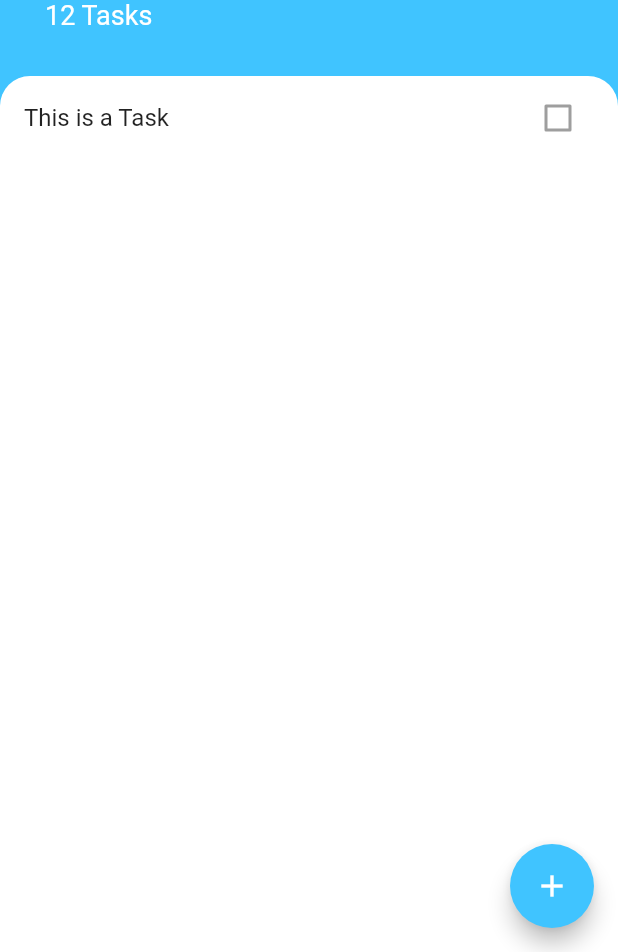
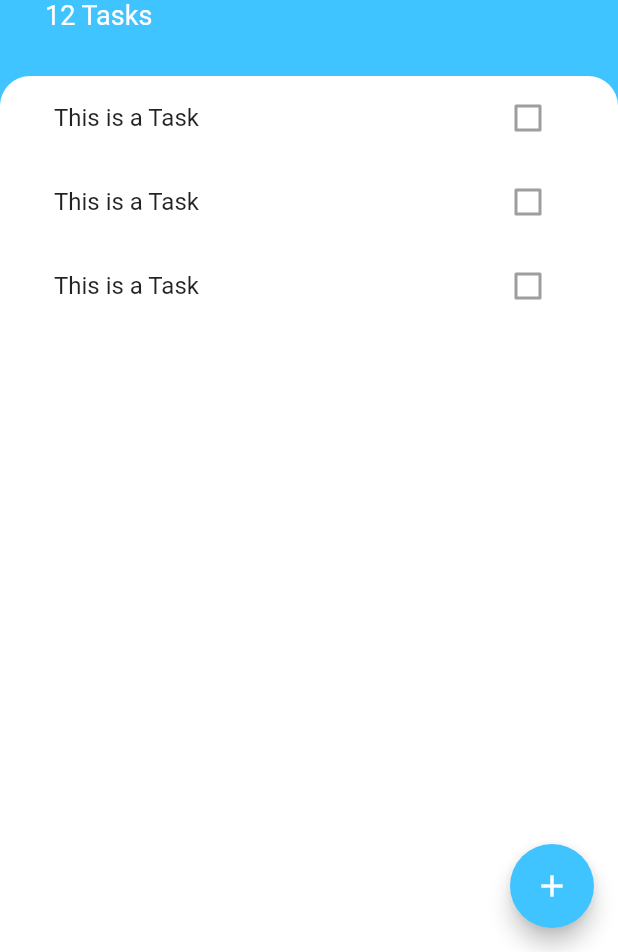
Before and after one commit to TharushaRuwantha/to_doey, a Flutter app: the screen it shows after launch, on a phone screen of 412 x 824 dp, the part 284-1236 px from its top. Run offline on Flutter 3.47's test engine with Material 2 defaults, Android fonts, the phone set to English and light mode, and no system bars.

Commit message:
task list is updated

```diff
--- a/lib/screans/task_screan.dart
+++ b/lib/screans/task_screan.dart
@@ -48,18 +48,8 @@ class TasksScrean extends StatelessWidget {
           ),
           Expanded(
             child: Container(
-              child: ListView(
-                children: [
-                  ListTile(
-                    title: Text('This is a Task'),
-                    trailing: Checkbox(
-                      value: false,
-                      onChanged: null,
-
-                    ),
-                  ),
-                ],
-              ),
+              padding: EdgeInsets.symmetric(horizontal: 20.0),
+              child: TaskList(),
               decoration: BoxDecoration(
                   color: Colors.white,
                   borderRadius: BorderRadius.only(
@@ -79,3 +69,38 @@ class TasksScrean extends StatelessWidget {
     );
   }
 }
+
+class TaskList extends StatelessWidget {
+  const TaskList({
+    Key? key,
+  }) : super(key: key);
+
+  @override
+  Widget build(BuildContext context) {
+    return ListView(
+      children: [
+        TaskTile(),
+        TaskTile(),
+        TaskTile(),
+      ],
+    );
+  }
+}
+
+class TaskTile extends StatelessWidget {
+  const TaskTile({
+    Key? key,
+  }) : super(key: key);
+
+  @override
+  Widget build(BuildContext context) {
+    return ListTile(
+      title: Text('This is a Task'),
+      trailing: Checkbox(
+        value: false,
+        onChanged: null,
+
+      ),
+    );
+  }
+}
```
Also changed, not shown: lib/Widgets/task_list.dart (added), lib/Widgets/task_tile.dart (added).
